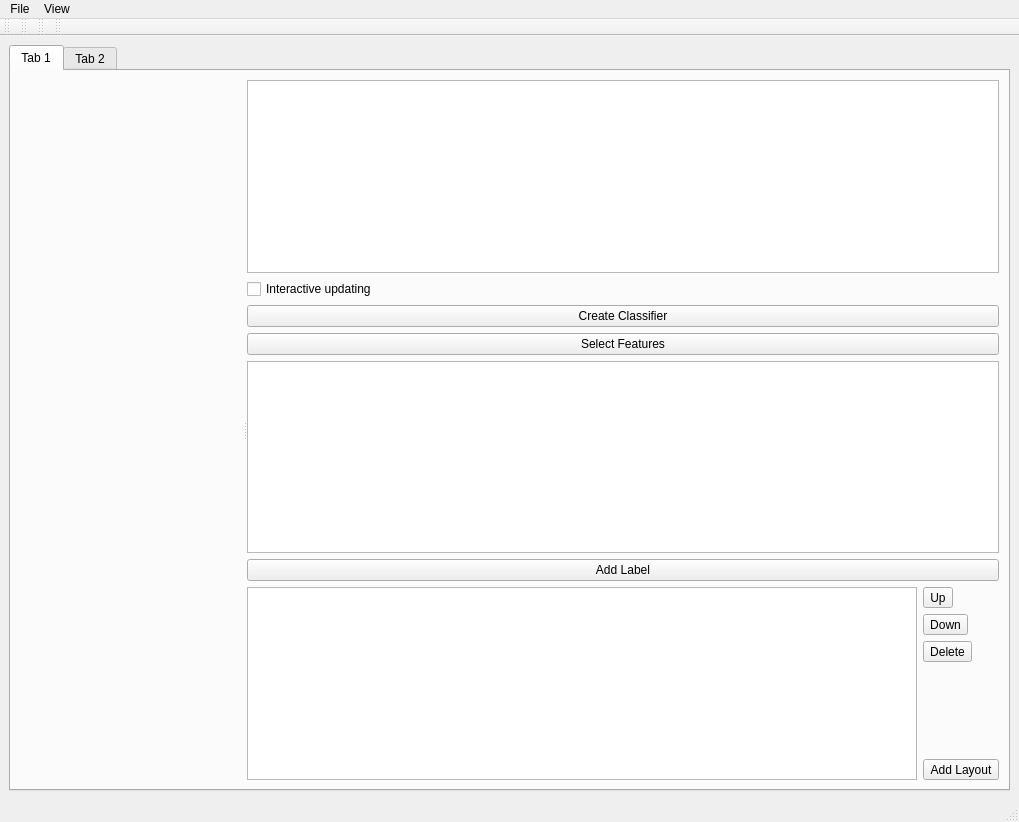
The window that designerElements/MainWindow_multifile.ui (ilastik/ilastik) describes before a commit, drawn with Qt 5.
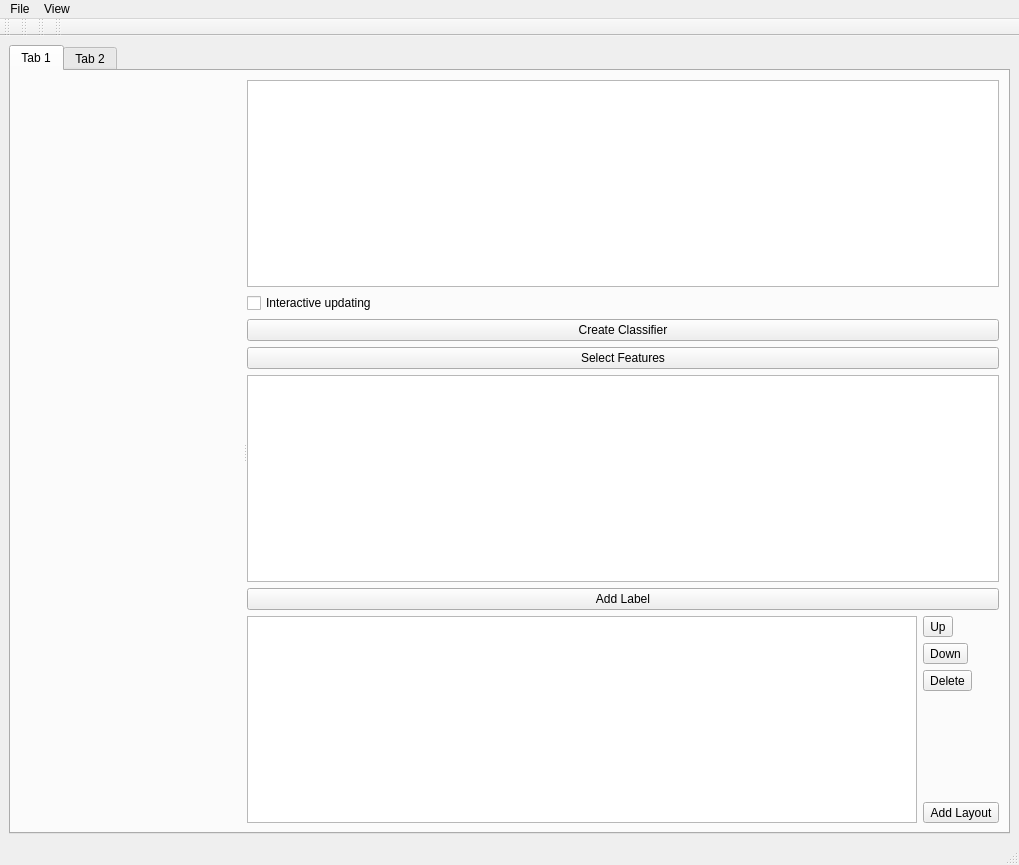
The same window after the commit. Icons and pictures are not drawn. Custom widgets are drawn as their Qt base class.

Commit message: merge and used blocked labels

What changed in the file:
```diff
--- a/designerElements/MainWindow_multifile.ui
+++ b/designerElements/MainWindow_multifile.ui
@@ -7,7 +7,7 @@
     <x>0</x>
     <y>0</y>
     <width>1019</width>
-    <height>667</height>
+    <height>865</height>
    </rect>
   </property>
   <property name="windowTitle">
```
Left out of the diff: 4 changed lines with no effect on the pictures. The commit also changes 2 other files.
